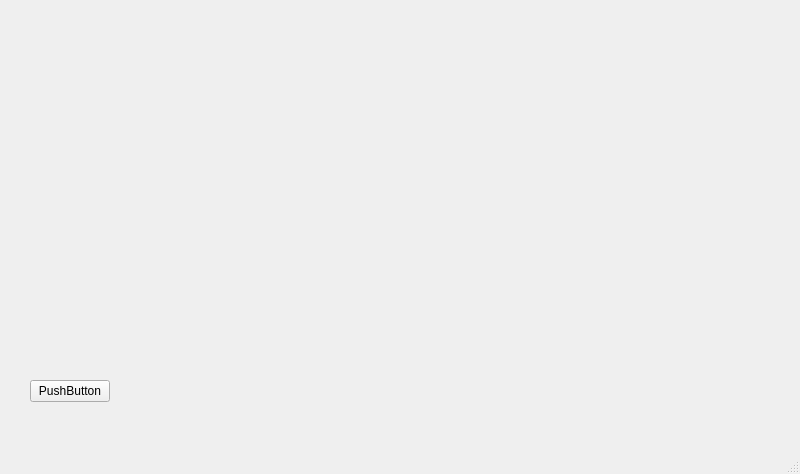
Before: the Qt Designer form AuthPath2022/mainwindow.ui in FANDIM-wolf/FANDIM-wolf, drawn with Qt 5.
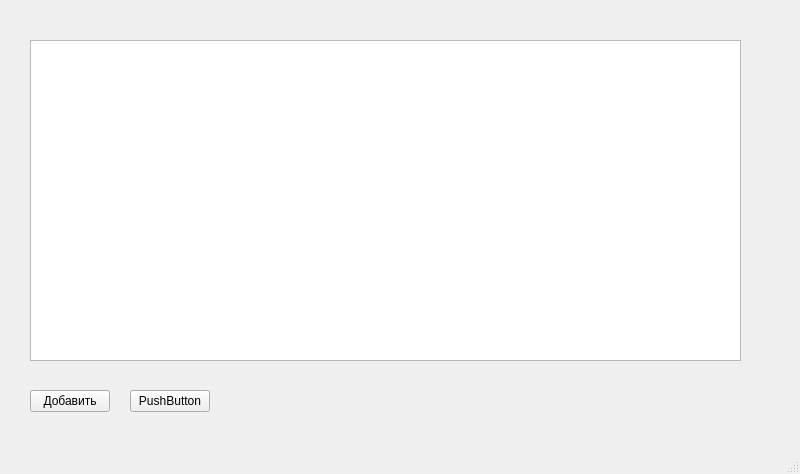
After: the same form once the commit is applied.

Patch:
```diff
--- a/AuthPath2022/mainwindow.ui
+++ b/AuthPath2022/mainwindow.ui
@@ -18,7 +18,30 @@
     <property name="geometry">
      <rect>
       <x>30</x>
-      <y>380</y>
+      <y>390</y>
+      <width>80</width>
+      <height>22</height>
+     </rect>
+    </property>
+    <property name="text">
+     <string>Добавить</string>
+    </property>
+   </widget>
+   <widget class="QTableView" name="tableView">
+    <property name="geometry">
+     <rect>
+      <x>30</x>
+      <y>40</y>
+      <width>711</width>
+      <height>321</height>
+     </rect>
+    </property>
+   </widget>
+   <widget class="QPushButton" name="pushButton_2">
+    <property name="geometry">
+     <rect>
+      <x>130</x>
+      <y>390</y>
       <width>80</width>
       <height>22</height>
      </rect>
```
